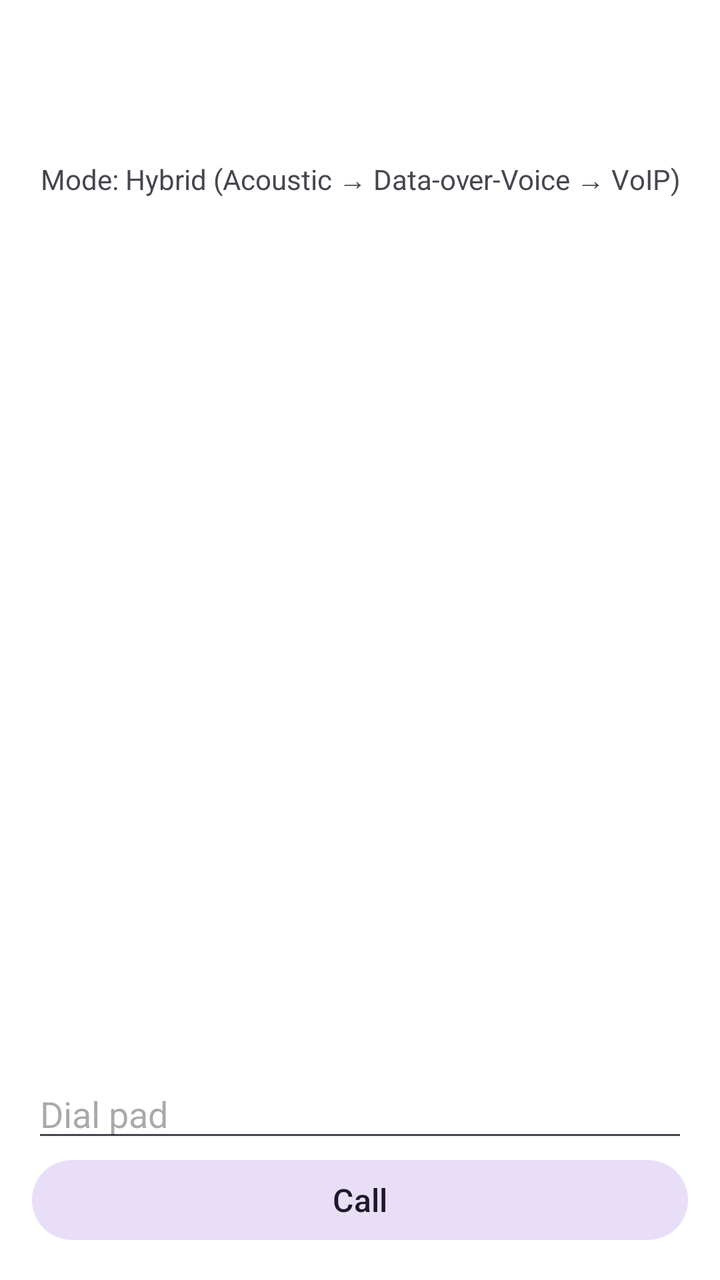
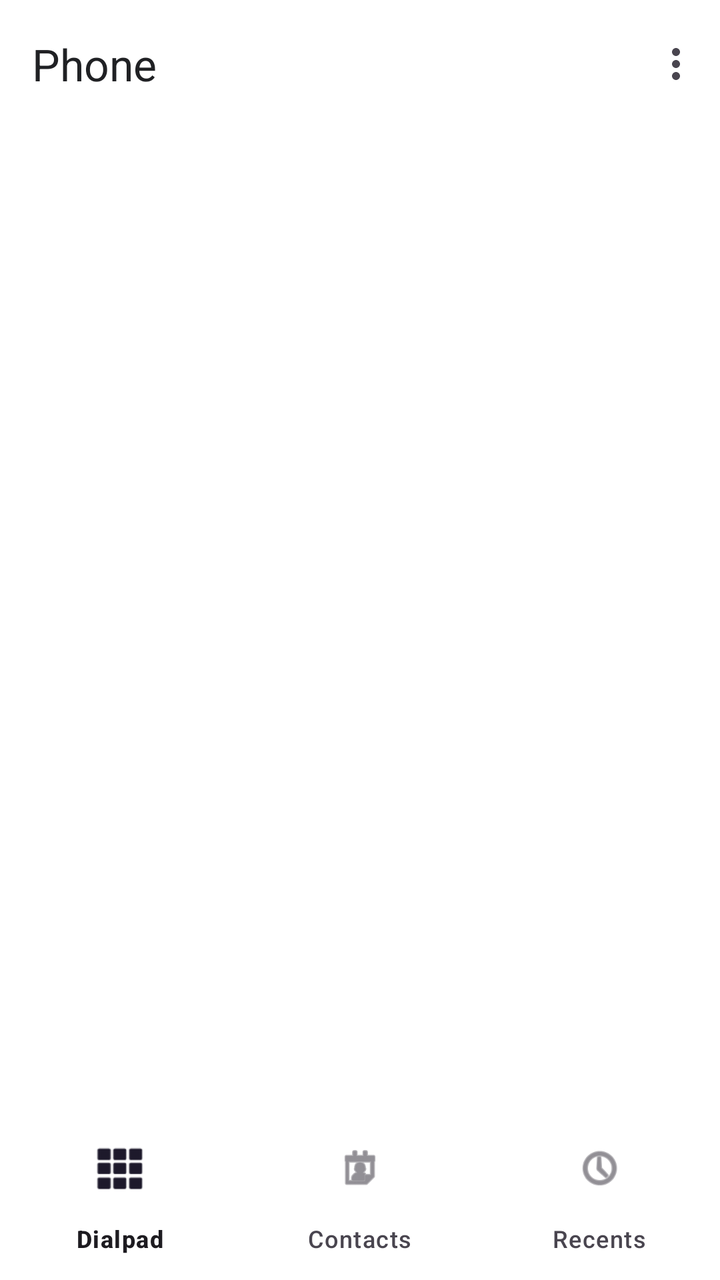

Two renders of the same Android screen: before a commit and after it. Below are the layout's source before the change and the commit's diff.
<!-- AndroidManifest.xml: application theme Theme.AetheriumPhones -->
<!-- res/layout/activity_phone.xml -->
<?xml version="1.0" encoding="utf-8"?>
<androidx.constraintlayout.widget.ConstraintLayout xmlns:android="http://schemas.android.com/apk/res/android"
    xmlns:app="http://schemas.android.com/apk/res-auto"
    android:layout_width="match_parent"
    android:layout_height="match_parent"
    android:padding="16dp">

    <androidx.appcompat.widget.Toolbar
        android:id="@+id/toolbarPhone"
        android:layout_width="0dp"
        android:layout_height="wrap_content"
        android:title="@string/launcher_phone_label"
        app:layout_constraintEnd_toEndOf="parent"
        app:layout_constraintStart_toStartOf="parent"
        app:layout_constraintTop_toTopOf="parent"
        app:popupTheme="@style/ThemeOverlay.MaterialComponents.Light" />

    <TextView
        android:id="@+id/tvStatus"
        android:layout_width="0dp"
        android:layout_height="wrap_content"
        android:text="@string/hybrid_mode"
        android:gravity="center"
        app:layout_constraintEnd_toEndOf="parent"
        app:layout_constraintStart_toStartOf="parent"
        app:layout_constraintTop_toBottomOf="@id/toolbarPhone" />

    <androidx.recyclerview.widget.RecyclerView
        android:id="@+id/rvRecents"
        android:layout_width="0dp"
        android:layout_height="0dp"
        app:layout_constraintBottom_toTopOf="@id/etNumber"
        app:layout_constraintEnd_toEndOf="parent"
        app:layout_constraintStart_toStartOf="parent"
        app:layout_constraintTop_toBottomOf="@id/tvStatus" />

    <EditText
        android:id="@+id/etNumber"
        android:layout_width="0dp"
        android:layout_height="wrap_content"
        android:hint="@string/dial_pad"
        android:inputType="phone"
        android:textSize="18sp"
        app:layout_constraintBottom_toTopOf="@id/btnCall"
        app:layout_constraintEnd_toEndOf="parent"
        app:layout_constraintStart_toStartOf="parent" />

    <com.google.android.material.button.MaterialButton
        android:id="@+id/btnCall"
        style="@style/Widget.Material3.Button.TonalButton"
        android:layout_width="0dp"
        android:layout_height="wrap_content"
        android:text="@string/call"
        app:layout_constraintBottom_toBottomOf="parent"
        app:layout_constraintEnd_toEndOf="parent"
        app:layout_constraintStart_toStartOf="parent" />

</androidx.constraintlayout.widget.ConstraintLayout>
<!-- resources referenced by this layout -->
<resources>
  <string name="call">Call</string>
  <string name="dial_pad">Dial pad</string>
  <string name="hybrid_mode">Mode: Hybrid (Acoustic → Data‑over‑Voice → VoIP)</string>
  <string name="launcher_phone_label">Aetherium Phone</string>
  <style name="Theme.AetheriumPhones" parent="Theme.Material3.DayNight.NoActionBar">
          <item name="colorPrimary">@color/google_blue</item>
          <item name="colorOnPrimary">@android:color/white</item>
          <item name="colorPrimaryContainer">@color/google_blue_light</item>
          <item name="colorOnPrimaryContainer">@color/google_blue_dark</item>
          <item name="colorSecondary">@color/google_grey</item>
          <item name="colorOnSecondary">@android:color/white</item>
          <item name="android:windowBackground">@color/phone_background</item>
          <item name="android:statusBarColor">@color/phone_surface</item>
          <item name="android:navigationBarColor">@color/phone_surface</item>
          <item name="android:windowLightStatusBar">true</item>
          <item name="android:windowLightNavigationBar">true</item>
          <item name="materialButtonStyle">@style/Widget.AetheriumPhone.Button</item>
      </style>
  <color name="google_blue">#1A73E8</color>
  <color name="google_blue_light">#8AB4F8</color>
  <color name="google_blue_dark">#174EA6</color>
  <color name="google_grey">#5F6368</color>
  <color name="phone_background">#FFFFFF</color>
  <color name="phone_surface">#FFFFFF</color>
  <style name="Widget.AetheriumPhone.Button" parent="Widget.Material3.Button">
          <item name="android:layout_height">56dp</item>
          <item name="android:insetTop">0dp</item>
          <item name="android:insetBottom">0dp</item>
          <item name="cornerRadius">28dp</item>
          <item name="android:textAllCaps">false</item>
          <item name="android:textSize">16sp</item>
          <item name="android:fontFamily">sans-serif-medium</item>
      </style>
</resources>

<!-- the commit's change to res/layout/activity_phone.xml (unified diff, before → after) -->
@@ -1,58 +1,39 @@
 <?xml version="1.0" encoding="utf-8"?>
-<androidx.constraintlayout.widget.ConstraintLayout xmlns:android="http://schemas.android.com/apk/res/android"
+<androidx.coordinatorlayout.widget.CoordinatorLayout xmlns:android="http://schemas.android.com/apk/res/android"
     xmlns:app="http://schemas.android.com/apk/res-auto"
     android:layout_width="match_parent"
     android:layout_height="match_parent"
-    android:padding="16dp">
+    android:background="@color/phone_background">
 
-    <androidx.appcompat.widget.Toolbar
-        android:id="@+id/toolbarPhone"
-        android:layout_width="0dp"
+    <com.google.android.material.appbar.AppBarLayout
+        android:id="@+id/appBar"
+        android:layout_width="match_parent"
         android:layout_height="wrap_content"
-        android:title="@string/launcher_phone_label"
-        app:layout_constraintEnd_toEndOf="parent"
-        app:layout_constraintStart_toStartOf="parent"
-        app:layout_constraintTop_toTopOf="parent"
-        app:popupTheme="@style/ThemeOverlay.MaterialComponents.Light" />
+        android:background="@color/phone_surface"
+        app:elevation="0dp">
 
-    <TextView
-        android:id="@+id/tvStatus"
-        android:layout_width="0dp"
+        <com.google.android.material.appbar.MaterialToolbar
+            android:id="@+id/toolbarPhone"
+            android:layout_width="match_parent"
+            android:layout_height="?attr/actionBarSize"
+            app:title="@string/launcher_phone_label"
+            app:titleTextColor="@color/phone_on_surface"
+            app:menu="@menu/menu_phone" />
+    </com.google.android.material.appbar.AppBarLayout>
+
+    <androidx.viewpager2.widget.ViewPager2
+        android:id="@+id/viewPager"
+        android:layout_width="match_parent"
+        android:layout_height="match_parent"
+        app:layout_behavior="@string/appbar_scrolling_view_behavior" />
+
+    <com.google.android.material.bottomnavigation.BottomNavigationView
+        android:id="@+id/bottomNav"
+        android:layout_width="match_parent"
         android:layout_height="wrap_content"
-        android:text="@string/hybrid_mode"
-        android:gravity="center"
-        app:layout_constraintEnd_toEndOf="parent"
-        app:layout_constraintStart_toStartOf="parent"
-        app:layout_constraintTop_toBottomOf="@id/toolbarPhone" />
+        android:layout_gravity="bottom"
+        android:background="@color/phone_surface"
+        app:elevation="8dp"
+        app:menu="@menu/bottom_nav_menu" />
 
-    <androidx.recyclerview.widget.RecyclerView
-        android:id="@+id/rvRecents"
-        android:layout_width="0dp"
-        android:layout_height="0dp"
-        app:layout_constraintBottom_toTopOf="@id/etNumber"
-        app:layout_constraintEnd_toEndOf="parent"
-        app:layout_constraintStart_toStartOf="parent"
-        app:layout_constraintTop_toBottomOf="@id/tvStatus" />
-
-    <EditText
-        android:id="@+id/etNumber"
-        android:layout_width="0dp"
-        android:layout_height="wrap_content"
-        android:hint="@string/dial_pad"
-        android:inputType="phone"
-        android:textSize="18sp"
-        app:layout_constraintBottom_toTopOf="@id/btnCall"
-        app:layout_constraintEnd_toEndOf="parent"
-        app:layout_constraintStart_toStartOf="parent" />
-
-    <com.google.android.material.button.MaterialButton
-        android:id="@+id/btnCall"
-        style="@style/Widget.Material3.Button.TonalButton"
-        android:layout_width="0dp"
-        android:layout_height="wrap_content"
-        android:text="@string/call"
-        app:layout_constraintBottom_toBottomOf="parent"
-        app:layout_constraintEnd_toEndOf="parent"
-        app:layout_constraintStart_toStartOf="parent" />
-
-</androidx.constraintlayout.widget.ConstraintLayout>
+</androidx.coordinatorlayout.widget.CoordinatorLayout>
<!-- resource entries referenced after the edit -->
@@ -1,9 +1,6 @@
 <!-- resources referenced by this layout -->
 <resources>
-  <string name="call">Call</string>
-  <string name="dial_pad">Dial pad</string>
-  <string name="hybrid_mode">Mode: Hybrid (Acoustic → Data‑over‑Voice → VoIP)</string>
-  <string name="launcher_phone_label">Aetherium Phone</string>
+  <string name="launcher_phone_label">Phone</string>
   <style name="Theme.AetheriumPhones" parent="Theme.Material3.DayNight.NoActionBar">
           <item name="colorPrimary">@color/google_blue</item>
           <item name="colorOnPrimary">@android:color/white</item>
@@ -23,6 +20,7 @@
   <color name="google_blue_dark">#174EA6</color>
   <color name="google_grey">#5F6368</color>
   <color name="phone_background">#FFFFFF</color>
+  <color name="phone_on_surface">#202124</color>
   <color name="phone_surface">#FFFFFF</color>
   <style name="Widget.AetheriumPhone.Button" parent="Widget.Material3.Button">
           <item name="android:layout_height">56dp</item>
